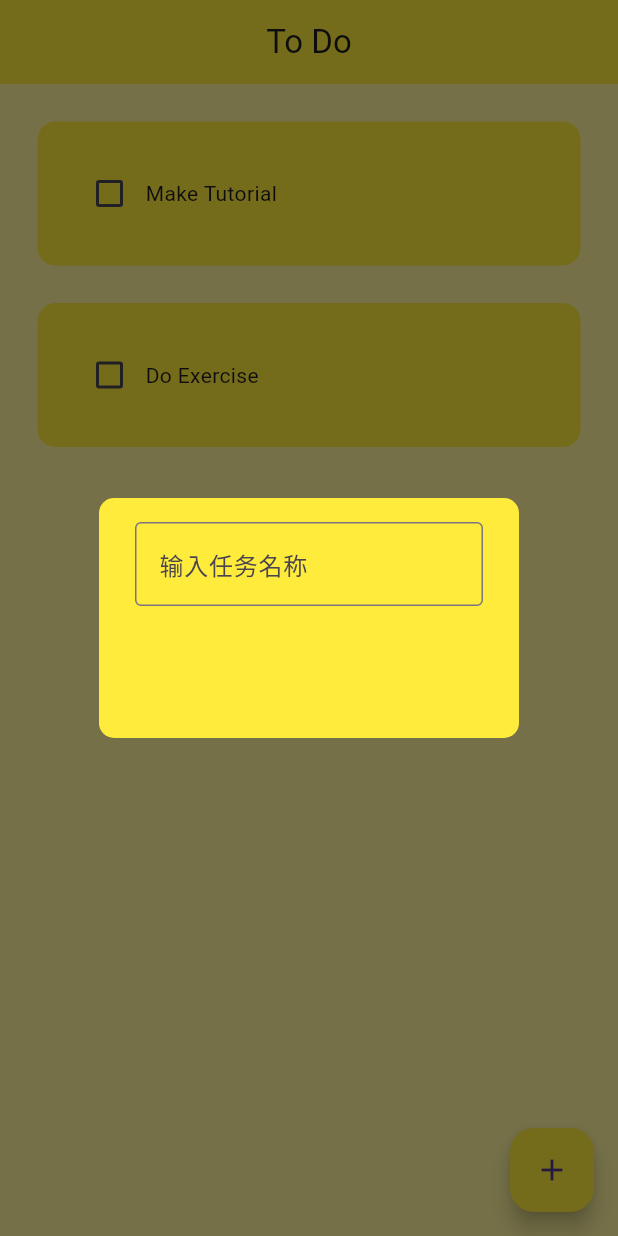
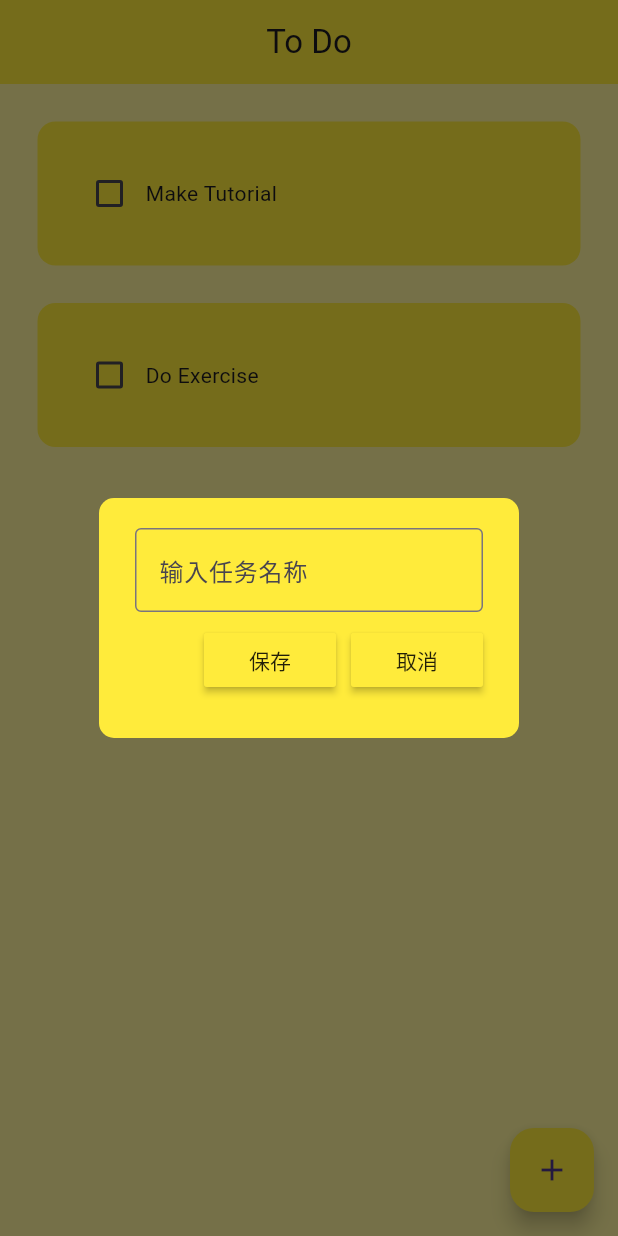
Before and after one commit to cuibobo777/flutter_apps, a Flutter app: the screen it shows after launch, after a tap on the "add" icon, on a phone screen of 412 x 824 dp. Run offline on Flutter 3.47's test engine with Material 3 defaults, Android fonts, the light colour scheme and no system bars.

Commit message:
自定义Dialog

```diff
--- a/todo/lib/main.dart
+++ b/todo/lib/main.dart
@@ -10,10 +10,13 @@
 
   @override
   Widget build(BuildContext context) {
-    return const MaterialApp(
+    return MaterialApp(
       debugShowCheckedModeBanner: false,
-      home: HomePage(),
-      // theme: ThemeData(primarySwatch: Colors.yellow),
+      home: const HomePage(),
+      theme: ThemeData(
+        primarySwatch: Colors.yellow,
+        primaryColor: Colors.yellow,
+      ),
     );
   }
 }
--- a/todo/lib/pages/home_page.dart
+++ b/todo/lib/pages/home_page.dart
@@ -10,6 +10,9 @@ class HomePage extends StatefulWidget {
 }
 
 class _HomePageState extends State<HomePage> {
+  // text controller
+  final _controller = TextEditingController();
+
   // list of toda task
   List toDoList = [
     ["Make Tutorial", false],
@@ -23,12 +26,24 @@ class _HomePageState extends State<HomePage> {
     });
   }
 
+  // save new task
+  void saveNewTask() {
+    setState(() {
+      toDoList.add([_controller.text, false]);
+    });
+    Navigator.of(context).pop();
+  }
+
   // create a new task
   void createNewTask() {
     showDialog(
       context: context,
       builder: (context) {
-        return DialogBox();
+        return DialogBox(
+          controller: _controller,
+          onSave: saveNewTask,
+          onCancel: () => Navigator.of(context).pop(),
+        );
       },
     );
   }
--- a/todo/lib/util/dialog_box.dart
+++ b/todo/lib/util/dialog_box.dart
@@ -1,7 +1,16 @@
 import 'package:flutter/material.dart';
+import 'package:todo/util/my_button.dart';
 
 class DialogBox extends StatelessWidget {
-  const DialogBox({super.key});
+  final controller;
+  VoidCallback onSave;
+  VoidCallback onCancel;
+  DialogBox({
+    super.key,
+    required this.controller,
+    required this.onSave,
+    required this.onCancel,
+  });
 
   @override
   Widget build(BuildContext context) {
@@ -11,12 +20,23 @@ class DialogBox extends StatelessWidget {
           borderRadius: BorderRadius.all(Radius.circular(10))),
       content: Container(
         height: 120,
-        child: const Column(
+        child: Column(
+          mainAxisAlignment: MainAxisAlignment.spaceAround,
           children: [
             TextField(
-              decoration: InputDecoration(
+              controller: controller,
+              decoration: const InputDecoration(
                   border: OutlineInputBorder(), hintText: "输入任务名称"),
             ),
+            // buttons
+            Row(
+              mainAxisAlignment: MainAxisAlignment.end,
+              children: [
+                MyBUtton(text: "保存", onPressed: onSave),
+                const SizedBox(width: 10),
+                MyBUtton(text: "取消", onPressed: onCancel)
+              ],
+            )
           ],
         ),
       ),
--- /dev/null
+++ b/todo/lib/util/my_button.dart
@@ -0,0 +1,20 @@
+import 'package:flutter/material.dart';
+
+class MyBUtton extends StatelessWidget {
+  final String text;
+  VoidCallback onPressed;
+  MyBUtton({
+    super.key,
+    required this.text,
+    required this.onPressed,
+  });
+
+  @override
+  Widget build(BuildContext context) {
+    return MaterialButton(
+      onPressed: onPressed,
+      color: Theme.of(context).primaryColor,
+      child: Text(text),
+    );
+  }
+}
```
